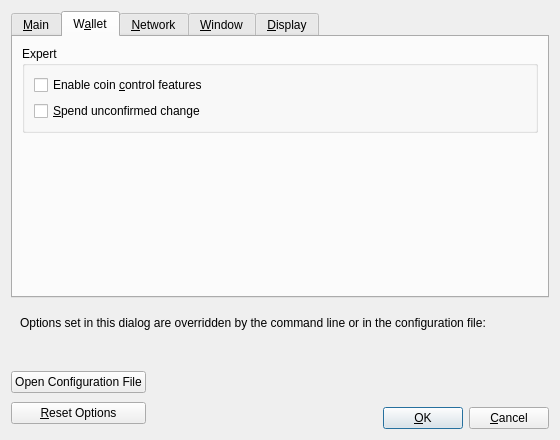
First picture: the form in src/qt/forms/optionsdialog.ui, repository dobbscoin/dobbscoin-source, before the edit.
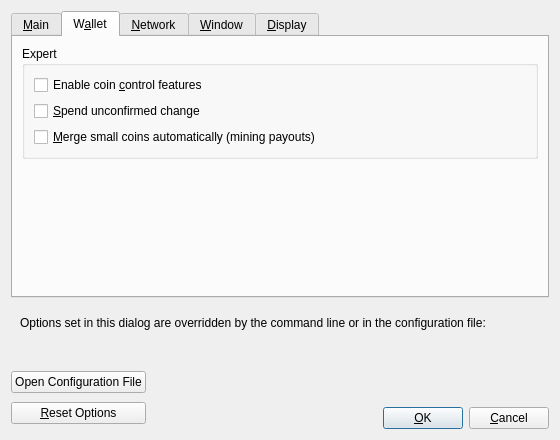
Second picture: the form after the edit. The open tabs and pages were chosen to show the change. Custom widgets are drawn as their Qt base class.

Commit message: wallet: merge piles of small coins automatically (#55 part B)

What changed in the file:
```diff
--- a/src/qt/forms/optionsdialog.ui
+++ b/src/qt/forms/optionsdialog.ui
@@ -226,6 +226,16 @@
             </property>
            </widget>
           </item>
+          <item>
+           <widget class="QCheckBox" name="consolidate">
+            <property name="toolTip">
+             <string>Mining payouts pile up as hundreds of small coins, which make sends large and slow. When more than 500 coins under 10 BOB sit on one address, the wallet merges them, up to 400 at a time, into one coin on a new address of this wallet, labelled "Consolidation". It costs a small fee, the coins never leave the wallet, and a locked wallet waits until it is unlocked.</string>
+            </property>
+            <property name="text">
+             <string>&amp;Merge small coins automatically (mining payouts)</string>
+            </property>
+           </widget>
+          </item>
          </layout>
         </widget>
        </item>
```
The commit also changes 10 other files.
